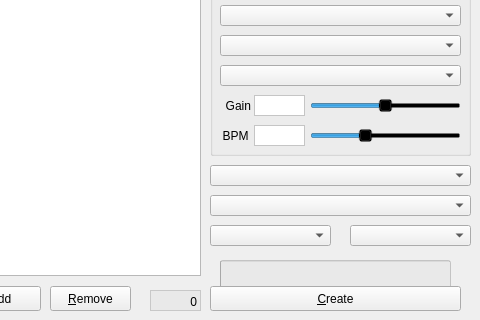
Before: the Qt Designer form tabmegabreakwidget.ui in KaiDrange/OctaChainer, drawn with Qt 5; both pictures show x 230 to 710 and y 135 to 455 of the 710 by 455 pixel window.
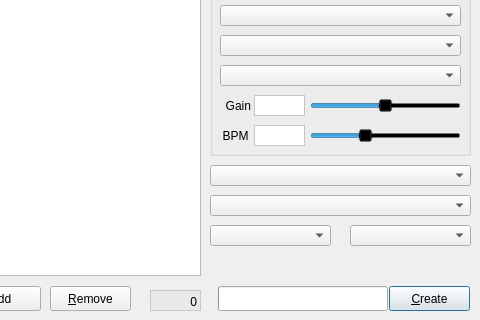
After: the same form once the commit is applied.

Commit message:
Improve Create button layout
The button is now 'active', making it stand out more. It's also smaller
and always in the same place across all tabs.

The edit to the form file:
```diff
--- a/tabmegabreakwidget.ui
+++ b/tabmegabreakwidget.ui
@@ -517,28 +517,28 @@
   <widget class="QProgressBar" name="progressBar">
    <property name="geometry">
     <rect>
-     <x>450</x>
-     <y>395</y>
-     <width>231</width>
-     <height>31</height>
+     <x>448</x>
+     <y>421</y>
+     <width>170</width>
+     <height>25</height>
     </rect>
    </property>
-   <property name="styleSheet">
-    <string notr="true">background-color: rgba(230, 230, 230, 150);</string>
-   </property>
-   <property name="value">
-    <number>0</number>
+   <property name="alignment">
+    <set>Qt::AlignBottom|Qt::AlignLeading|Qt::AlignLeft</set>
    </property>
    <property name="textVisible">
     <bool>false</bool>
    </property>
+   <property name="orientation">
+    <enum>Qt::Horizontal</enum>
+   </property>
   </widget>
   <widget class="QPushButton" name="btnCreate">
    <property name="geometry">
     <rect>
-     <x>440</x>
+     <x>619</x>
      <y>421</y>
-     <width>251</width>
+     <width>81</width>
      <height>25</height>
     </rect>
    </property>
@@ -548,6 +548,9 @@
    <property name="shortcut">
     <string>Meta+C</string>
    </property>
+   <property name="default">
+    <bool>true</bool>
+   </property>
   </widget>
   <widget class="QLabel" name="lblSliceCOunt">
    <property name="geometry">
```
The commit also changes 3 other files.
